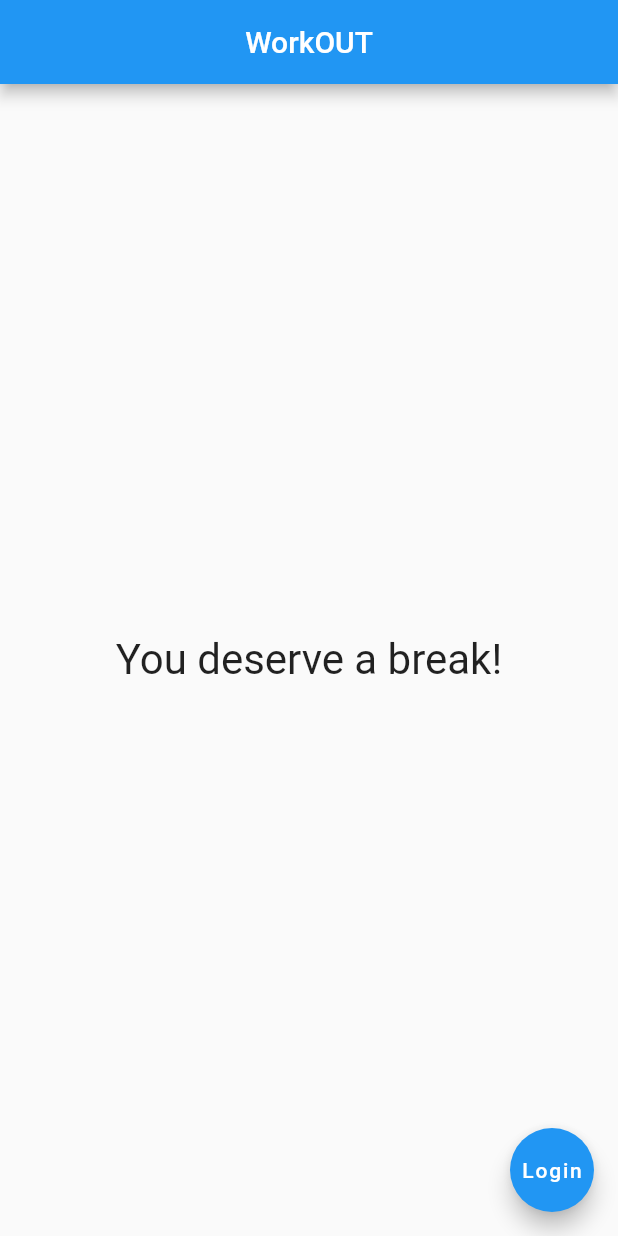
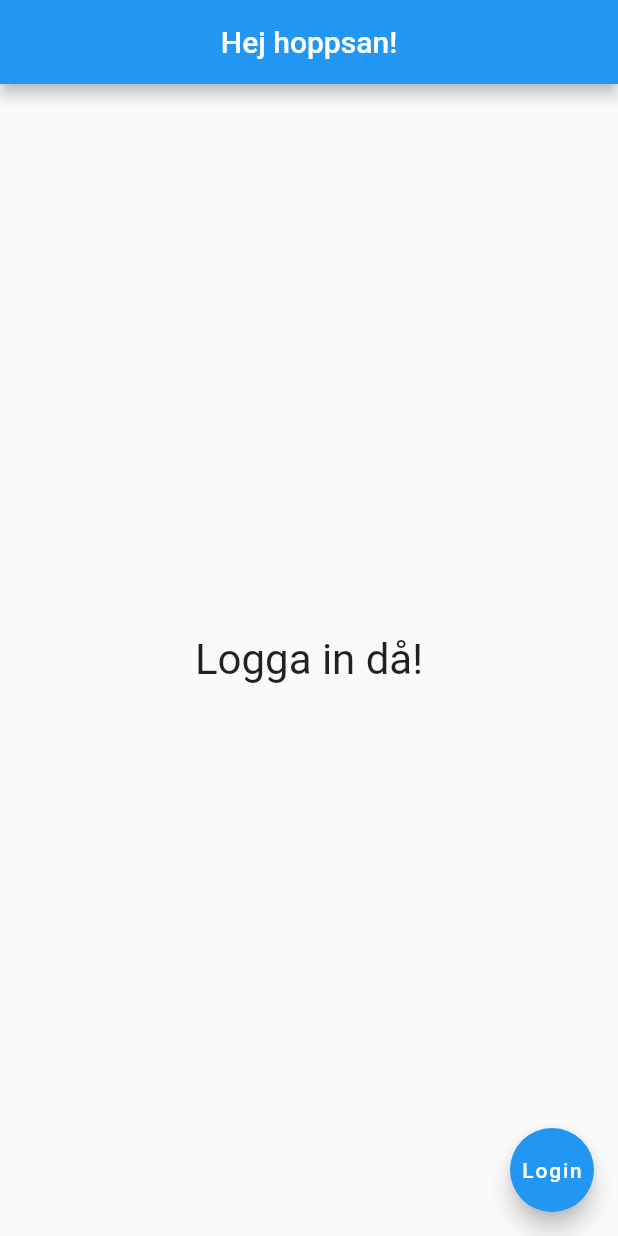
Before and after one commit to beccieee/Frontend, a Flutter app: the screen it shows after launch, on a phone screen of 412 x 824 dp. Run offline on Flutter 3.47's test engine with Material 2 defaults, Android fonts, the phone set to English and light mode, and no system bars.

Commit message:
Update main.dart

```diff
--- a/workoutappflutter/lib/main.dart
+++ b/workoutappflutter/lib/main.dart
@@ -4,11 +4,11 @@ void main() {
   runApp(MaterialApp(
     home: Scaffold(
       appBar: AppBar(
-        title: Text("WorkOUT"),
+        title: Text("Hej hoppsan!"),
         centerTitle: true,
       ),
       body: Center(
-        child: Text("You deserve a break!", textScaleFactor: 2,),
+        child: Text("Logga in då!", textScaleFactor: 2,),
       ),
       floatingActionButton: FloatingActionButton(
         onPressed: () {  },
```
